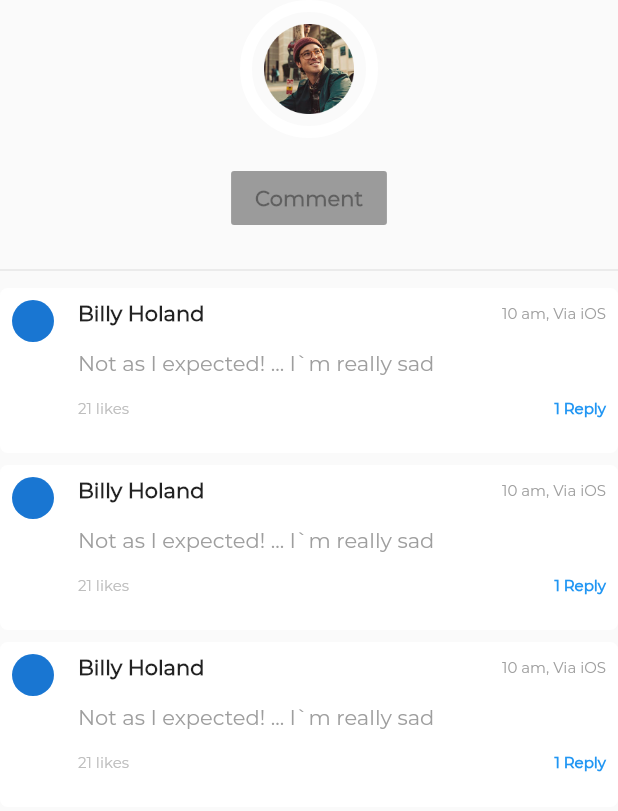
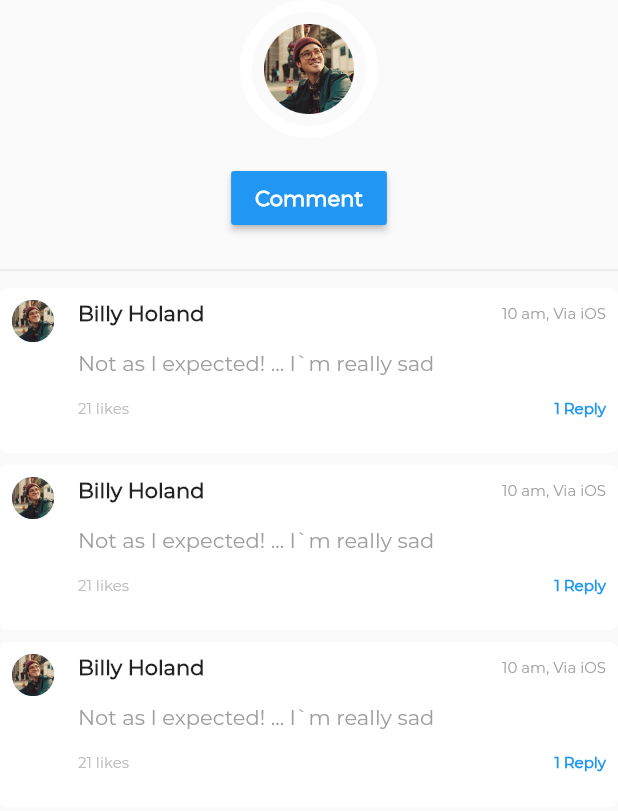
Before and after one commit to mahidul-islam/arrijal_flutter, a Flutter app: the PostComments widget shown alone on an empty page, opened directly, on a phone screen of 412 x 824 dp. Shown: the top 811 px of the screen. Run offline on Flutter 3.47's test engine with Material 2 defaults, Android fonts, the phone set to English and light mode, and no system bars; our stand-ins replace animated_theme_switcher, flutter_login, flutter_screenutil, line_awesome_flutter; missing offline and left inert: rubber.

Commit message:
modified comments page

```diff
--- a/lib/post_comments.dart
+++ b/lib/post_comments.dart
@@ -33,11 +33,15 @@ class _PostCommentsState extends State<PostComments> {
                 padding: const EdgeInsets.symmetric(
                     horizontal: 72.0, vertical: 16.0),
                 child: RaisedButton(
-                  onPressed: null,
+                  onPressed: () {
+                    print("Pressed for comment");
+                  },
+                  color: Colors.blue,
                   child: Text(
                     'Comment',
                     style: TextStyle(
                       fontWeight: FontWeight.bold,
+                      color: Colors.white,
                     ),
                     textAlign: TextAlign.center,
                   ),
@@ -60,6 +64,7 @@ class _PostCommentsState extends State<PostComments> {
                     Padding(
                       padding: const EdgeInsets.only(right: 16.0),
                       child: CircleAvatar(
+                        child: Image.asset('assets/images/avatar.png'),
                         maxRadius: 14,
                       ),
                     ),
@@ -134,6 +139,7 @@ class _PostCommentsState extends State<PostComments> {
                     Padding(
                       padding: const EdgeInsets.only(right: 16.0),
                       child: CircleAvatar(
+                        child: Image.asset('assets/images/avatar.png'),
                         maxRadius: 14,
                       ),
                     ),
@@ -208,6 +214,7 @@ class _PostCommentsState extends State<PostComments> {
                     Padding(
                       padding: const EdgeInsets.only(right: 16.0),
                       child: CircleAvatar(
+                        child: Image.asset('assets/images/avatar.png'),
                         maxRadius: 14,
                       ),
                     ),
```
